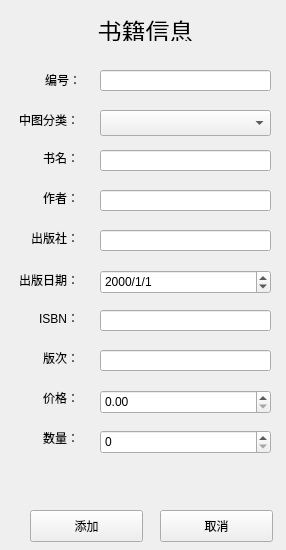
Qt form addbookbord.ui (duule/LMS) before a commit.
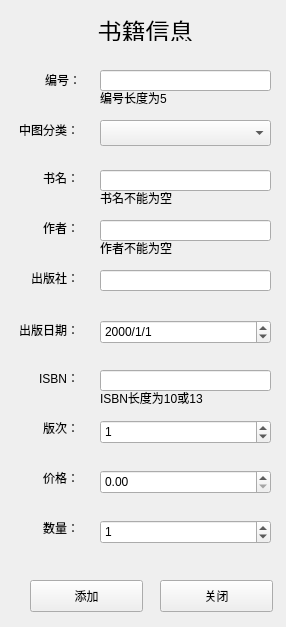
The same form after that commit.

```diff
--- a/addbookbord.ui
+++ b/addbookbord.ui
@@ -7,7 +7,7 @@
     <x>0</x>
     <y>0</y>
     <width>286</width>
-    <height>550</height>
+    <height>627</height>
    </rect>
   </property>
   <property name="windowTitle">
@@ -17,7 +17,7 @@
    <property name="geometry">
     <rect>
      <x>30</x>
-     <y>510</y>
+     <y>580</y>
      <width>113</width>
      <height>32</height>
     </rect>
@@ -30,20 +30,20 @@
    <property name="geometry">
     <rect>
      <x>160</x>
-     <y>510</y>
+     <y>580</y>
      <width>113</width>
      <height>32</height>
     </rect>
    </property>
    <property name="text">
-    <string>取消</string>
+    <string>关闭</string>
    </property>
   </widget>
   <widget class="QLabel" name="label_8">
    <property name="geometry">
     <rect>
      <x>8</x>
-     <y>270</y>
+     <y>320</y>
      <width>71</width>
      <height>20</height>
     </rect>
@@ -59,7 +59,7 @@
    <property name="geometry">
     <rect>
      <x>100</x>
-     <y>390</y>
+     <y>470</y>
      <width>171</width>
      <height>24</height>
     </rect>
@@ -75,7 +75,7 @@
    <property name="geometry">
     <rect>
      <x>20</x>
-     <y>390</y>
+     <y>470</y>
      <width>59</width>
      <height>16</height>
     </rect>
@@ -87,21 +87,11 @@
     <set>Qt::AlignRight|Qt::AlignTrailing|Qt::AlignVCenter</set>
    </property>
   </widget>
-  <widget class="QLineEdit" name="tf_edition">
-   <property name="geometry">
-    <rect>
-     <x>100</x>
-     <y>350</y>
-     <width>171</width>
-     <height>21</height>
-    </rect>
-   </property>
-  </widget>
   <widget class="QLabel" name="label_5">
    <property name="geometry">
     <rect>
      <x>20</x>
-     <y>150</y>
+     <y>170</y>
      <width>59</width>
      <height>16</height>
     </rect>
@@ -138,7 +128,7 @@
    <property name="geometry">
     <rect>
      <x>100</x>
-     <y>310</y>
+     <y>370</y>
      <width>171</width>
      <height>21</height>
     </rect>
@@ -164,7 +154,7 @@
    <property name="geometry">
     <rect>
      <x>20</x>
-     <y>190</y>
+     <y>220</y>
      <width>59</width>
      <height>16</height>
     </rect>
@@ -180,7 +170,7 @@
    <property name="geometry">
     <rect>
      <x>100</x>
-     <y>270</y>
+     <y>320</y>
      <width>171</width>
      <height>24</height>
     </rect>
@@ -193,7 +183,7 @@
    <property name="geometry">
     <rect>
      <x>20</x>
-     <y>430</y>
+     <y>520</y>
      <width>59</width>
      <height>16</height>
     </rect>
@@ -209,7 +199,7 @@
    <property name="geometry">
     <rect>
      <x>100</x>
-     <y>430</y>
+     <y>520</y>
      <width>171</width>
      <height>24</height>
     </rect>
@@ -217,12 +207,15 @@
    <property name="maximum">
     <number>9999</number>
    </property>
+   <property name="value">
+    <number>1</number>
+   </property>
   </widget>
   <widget class="QLabel" name="label_9">
    <property name="geometry">
     <rect>
      <x>20</x>
-     <y>310</y>
+     <y>370</y>
      <width>59</width>
      <height>16</height>
     </rect>
@@ -238,7 +231,7 @@
    <property name="geometry">
     <rect>
      <x>20</x>
-     <y>230</y>
+     <y>270</y>
      <width>59</width>
      <height>16</height>
     </rect>
@@ -254,7 +247,7 @@
    <property name="geometry">
     <rect>
      <x>100</x>
-     <y>110</y>
+     <y>120</y>
      <width>171</width>
      <height>26</height>
     </rect>
@@ -264,7 +257,7 @@
    <property name="geometry">
     <rect>
      <x>8</x>
-     <y>110</y>
+     <y>120</y>
      <width>71</width>
      <height>20</height>
     </rect>
@@ -290,7 +283,7 @@
    <property name="geometry">
     <rect>
      <x>20</x>
-     <y>350</y>
+     <y>420</y>
      <width>59</width>
      <height>16</height>
     </rect>
@@ -306,7 +299,7 @@
    <property name="geometry">
     <rect>
      <x>100</x>
-     <y>190</y>
+     <y>220</y>
      <width>171</width>
      <height>21</height>
     </rect>
@@ -316,7 +309,7 @@
    <property name="geometry">
     <rect>
      <x>100</x>
-     <y>230</y>
+     <y>270</y>
      <width>171</width>
      <height>21</height>
     </rect>
@@ -326,12 +319,80 @@
    <property name="geometry">
     <rect>
      <x>100</x>
-     <y>150</y>
+     <y>170</y>
      <width>171</width>
      <height>21</height>
     </rect>
    </property>
   </widget>
+  <widget class="QLabel" name="lb_idwarn">
+   <property name="geometry">
+    <rect>
+     <x>100</x>
+     <y>90</y>
+     <width>181</width>
+     <height>16</height>
+    </rect>
+   </property>
+   <property name="text">
+    <string>编号长度为5</string>
+   </property>
+  </widget>
+  <widget class="QLabel" name="lb_isbnwarn">
+   <property name="geometry">
+    <rect>
+     <x>100</x>
+     <y>390</y>
+     <width>181</width>
+     <height>16</height>
+    </rect>
+   </property>
+   <property name="text">
+    <string>ISBN长度为10或13</string>
+   </property>
+  </widget>
+  <widget class="QSpinBox" name="sb_edition">
+   <property name="geometry">
+    <rect>
+     <x>100</x>
+     <y>420</y>
+     <width>171</width>
+     <height>24</height>
+    </rect>
+   </property>
+   <property name="maximum">
+    <number>9999</number>
+   </property>
+   <property name="value">
+    <number>1</number>
+   </property>
+  </widget>
+  <widget class="QLabel" name="lb_namewarn">
+   <property name="geometry">
+    <rect>
+     <x>100</x>
+     <y>190</y>
+     <width>181</width>
+     <height>16</height>
+    </rect>
+   </property>
+   <property name="text">
+    <string>书名不能为空</string>
+   </property>
+  </widget>
+  <widget class="QLabel" name="lb_authorwarn">
+   <property name="geometry">
+    <rect>
+     <x>100</x>
+     <y>240</y>
+     <width>181</width>
+     <height>16</height>
+    </rect>
+   </property>
+   <property name="text">
+    <string>作者不能为空</string>
+   </property>
+  </widget>
  </widget>
  <resources/>
  <connections/>
```
